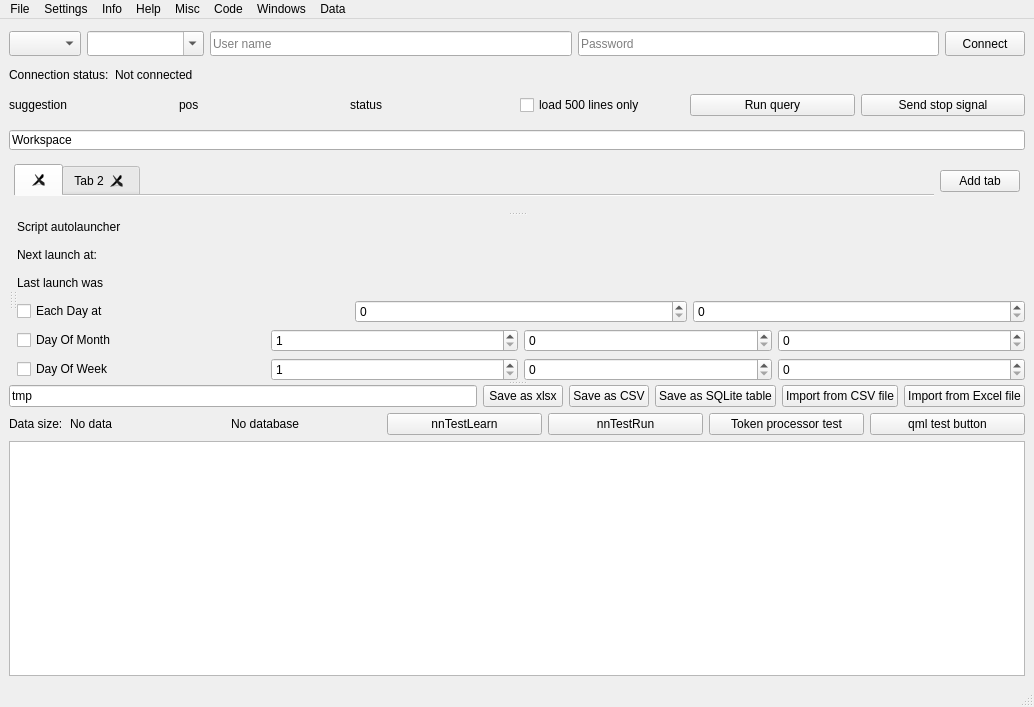
Above: DBLoader CMake/loaderwidnow.ui from gfifgfifofich/DB_loader before the change. Below: the same form after it.
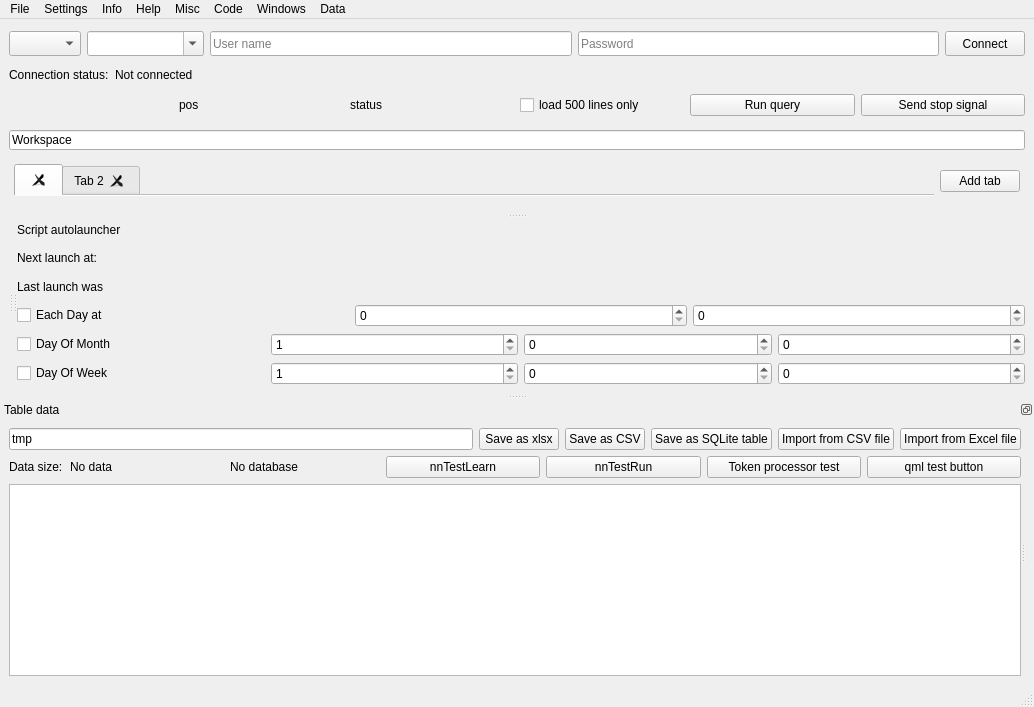
That is the form after the change.

Commit message:
Dockable table and graph
table data and graph are now a dockable window

Diff of the .ui file:
```diff
--- a/DBLoader CMake/loaderwidnow.ui
+++ b/DBLoader CMake/loaderwidnow.ui
@@ -165,7 +165,7 @@
              </size>
             </property>
             <property name="text">
-             <string>suggestion</string>
+             <string/>
             </property>
            </widget>
           </item>
@@ -446,182 +446,6 @@
         </layout>
        </widget>
       </widget>
-      <widget class="QWidget" name="verticalLayoutWidget_4">
-       <layout class="QVBoxLayout" name="verticalLayout_2">
-        <item>
-         <layout class="QHBoxLayout" name="horizontalLayout_4">
-          <item>
-           <widget class="QLineEdit" name="saveLineEdit">
-            <property name="maximumSize">
-             <size>
-              <width>16777215</width>
-              <height>25</height>
-             </size>
-            </property>
-            <property name="text">
-             <string>tmp</string>
-            </property>
-            <property name="placeholderText">
-             <string>Save name</string>
-            </property>
-           </widget>
-          </item>
-          <item>
-           <widget class="QPushButton" name="SaveXLSXButton">
-            <property name="maximumSize">
-             <size>
-              <width>16777215</width>
-              <height>25</height>
-             </size>
-            </property>
-            <property name="toolTip">
-             <string/>
-            </property>
-            <property name="toolTipDuration">
-             <number>-1</number>
-            </property>
-            <property name="text">
-             <string>Save as xlsx</string>
-            </property>
-           </widget>
-          </item>
-          <item>
-           <widget class="QPushButton" name="SaveCSVButton">
-            <property name="maximumSize">
-             <size>
-              <width>16777215</width>
-              <height>25</height>
-             </size>
-            </property>
-            <property name="toolTip">
-             <string/>
-            </property>
-            <property name="text">
-             <string>Save as CSV</string>
-            </property>
-           </widget>
-          </item>
-          <item>
-           <widget class="QPushButton" name="SaveSQLiteButton">
-            <property name="maximumSize">
-             <size>
-              <width>16777215</width>
-              <height>25</height>
-             </size>
-            </property>
-            <property name="contextMenuPolicy">
-             <enum>Qt::ContextMenuPolicy::PreventContextMenu</enum>
-            </property>
-            <property name="toolTip">
-             <string/>
-            </property>
-            <property name="statusTip">
-             <string/>
-            </property>
-            <property name="whatsThis">
-             <string/>
-            </property>
-            <property name="text">
-             <string>Save as SQLite table</string>
-            </property>
-           </widget>
-          </item>
-          <item>
-           <widget class="QPushButton" name="ImportFromCSVButton">
-            <property name="text">
-             <string>Import from CSV file</string>
-            </property>
-           </widget>
-          </item>
-          <item>
-           <widget class="QPushButton" name="importFromExcelButton">
-            <property name="text">
-             <string>Import from Excel file</string>
-            </property>
-           </widget>
-          </item>
-         </layout>
-        </item>
-        <item>
-         <layout class="QHBoxLayout" name="horizontalLayout_3">
-          <item>
-           <widget class="QLabel" name="dataSizeLabel">
-            <property name="maximumSize">
-             <size>
-              <width>55</width>
-              <height>20</height>
-             </size>
-            </property>
-            <property name="text">
-             <string>Data size:</string>
-            </property>
-           </widget>
-          </item>
-          <item>
-           <widget class="QLabel" name="dataSizeLabel_2">
-            <property name="maximumSize">
-             <size>
-              <width>16777215</width>
-              <height>20</height>
-             </size>
-            </property>
-            <property name="text">
-             <string>No data</string>
-            </property>
-           </widget>
-          </item>
-          <item>
-           <widget class="QLabel" name="tableDBNameLabel">
-            <property name="maximumSize">
-             <size>
-              <width>150</width>
-              <height>20</height>
-             </size>
-            </property>
-            <property name="text">
-             <string>No database</string>
-            </property>
-           </widget>
-          </item>
-          <item>
-           <widget class="QPushButton" name="nnTestLearn">
-            <property name="text">
-             <string>nnTestLearn</string>
-            </property>
-           </widget>
-          </item>
-          <item>
-           <widget class="QPushButton" name="nnTestRun">
-            <property name="text">
-             <string>nnTestRun</string>
-            </property>
-           </widget>
-          </item>
-          <item>
-           <widget class="QPushButton" name="pushButton_2">
-            <property name="text">
-             <string>Token processor test</string>
-            </property>
-           </widget>
-          </item>
-          <item>
-           <widget class="QPushButton" name="pushButton">
-            <property name="text">
-             <string>qml test button</string>
-            </property>
-           </widget>
-          </item>
-         </layout>
-        </item>
-        <item>
-         <widget class="QTableWidget" name="tableWidget">
-          <property name="toolTip">
-           <string extracomment="CTRL + SHIFT + C to copy with SQL formating"/>
-          </property>
-         </widget>
-        </item>
-       </layout>
-      </widget>
      </widget>
     </item>
    </layout>
@@ -712,6 +536,207 @@
    <addaction name="menuData"/>
   </widget>
   <widget class="QStatusBar" name="statusbar"/>
+  <widget class="QDockWidget" name="dockWidget">
+   <property name="features">
+    <set>QDockWidget::DockWidgetFeature::DockWidgetFloatable|QDockWidget::DockWidgetFeature::DockWidgetMovable</set>
+   </property>
+   <property name="windowTitle">
+    <string>Table data</string>
+   </property>
+   <attribute name="dockWidgetArea">
+    <number>8</number>
+   </attribute>
+   <widget class="QWidget" name="dockWidgetContents">
+    <layout class="QVBoxLayout" name="verticalLayout_4">
+     <item>
+      <widget class="QSplitter" name="splitter_2">
+       <property name="orientation">
+        <enum>Qt::Orientation::Horizontal</enum>
+       </property>
+       <widget class="QWidget" name="">
+        <layout class="QVBoxLayout" name="verticalLayout_2">
+         <item>
+          <layout class="QHBoxLayout" name="horizontalLayout_4">
+           <item>
+            <widget class="QLineEdit" name="saveLineEdit">
+             <property name="maximumSize">
+              <size>
+               <width>16777215</width>
+               <height>25</height>
+              </size>
+             </property>
+             <property name="text">
+              <string>tmp</string>
+             </property>
+             <property name="placeholderText">
+              <string>Save name</string>
+             </property>
+            </widget>
+           </item>
+           <item>
+            <widget class="QPushButton" name="SaveXLSXButton">
+             <property name="maximumSize">
+              <size>
+               <width>16777215</width>
+               <height>25</height>
+              </size>
+             </property>
+             <property name="toolTip">
+              <string/>
+             </property>
+             <property name="toolTipDuration">
+              <number>-1</number>
+             </property>
+             <property name="text">
+              <string>Save as xlsx</string>
+             </property>
+            </widget>
+           </item>
+           <item>
+            <widget class="QPushButton" name="SaveCSVButton">
+             <property name="maximumSize">
+              <size>
+               <width>16777215</width>
+               <height>25</height>
+              </size>
+             </property>
+             <property name="toolTip">
+              <string/>
+             </property>
+             <property name="text">
+              <string>Save as CSV</string>
+             </property>
+            </widget>
+           </item>
+           <item>
+            <widget class="QPushButton" name="SaveSQLiteButton">
+             <property name="maximumSize">
+              <size>
+               <width>16777215</width>
+               <height>25</height>
+              </size>
+             </property>
+             <property name="contextMenuPolicy">
+              <enum>Qt::ContextMenuPolicy::PreventContextMenu</enum>
+             </property>
+             <property name="toolTip">
+              <string/>
+             </property>
+             <property name="statusTip">
+              <string/>
+             </property>
+             <property name="whatsThis">
+              <string/>
+             </property>
+             <property name="text">
+              <string>Save as SQLite table</string>
+             </property>
+            </widget>
+           </item>
+           <item>
+            <widget class="QPushButton" name="ImportFromCSVButton">
+             <property name="text">
+              <string>Import from CSV file</string>
+             </property>
+            </widget>
+           </item>
+           <item>
+            <widget class="QPushButton" name="importFromExcelButton">
+             <property name="text">
+              <string>Import from Excel file</string>
+             </property>
+            </widget>
+           </item>
+          </layout>
+         </item>
+         <item>
+          <layout class="QHBoxLayout" name="horizontalLayout_3">
+           <item>
+            <widget class="QLabel" name="dataSizeLabel">
+             <property name="maximumSize">
+              <size>
+               <width>55</width>
+               <height>20</height>
+              </size>
+             </property>
+             <property name="text">
+              <string>Data size:</string>
+             </property>
+            </widget>
+           </item>
+           <item>
+            <widget class="QLabel" name="dataSizeLabel_2">
+             <property name="maximumSize">
+              <size>
+               <width>16777215</width>
+               <height>20</height>
+              </size>
+             </property>
+             <property name="text">
+              <string>No data</string>
+             </property>
+            </widget>
+           </item>
+           <item>
+            <widget class="QLabel" name="tableDBNameLabel">
+             <property name="maximumSize">
+              <size>
+               <width>150</width>
+               <height>20</height>
+              </size>
+             </property>
+             <property name="text">
+              <string>No database</string>
+             </property>
+            </widget>
+           </item>
+           <item>
+            <widget class="QPushButton" name="nnTestLearn">
+             <property name="text">
+              <string>nnTestLearn</string>
+             </property>
+            </widget>
+           </item>
+           <item>
+            <widget class="QPushButton" name="nnTestRun">
+             <property name="text">
+              <string>nnTestRun</string>
+             </property>
+            </widget>
+           </item>
+           <item>
+            <widget class="QPushButton" name="pushButton_2">
+             <property name="text">
+              <string>Token processor test</string>
+             </property>
+            </widget>
+           </item>
+           <item>
+            <widget class="QPushButton" name="pushButton">
+             <property name="text">
+              <string>qml test button</string>
+             </property>
+            </widget>
+           </item>
+          </layout>
+         </item>
+         <item>
+          <widget class="QTableWidget" name="tableWidget">
+           <property name="toolTip">
+            <string extracomment="CTRL + SHIFT + C to copy with SQL formating"/>
+           </property>
+          </widget>
+         </item>
+        </layout>
+       </widget>
+       <widget class="QWidget" name="">
+        <layout class="QVBoxLayout" name="graph_layout"/>
+       </widget>
+      </widget>
+     </item>
+    </layout>
+   </widget>
+  </widget>
   <action name="actionUserTheme">
    <property name="text">
     <string>UserTheme</string>
```
Left out of the diff: 3 changed lines with no effect on the pictures. The commit also changes 4 other files.
